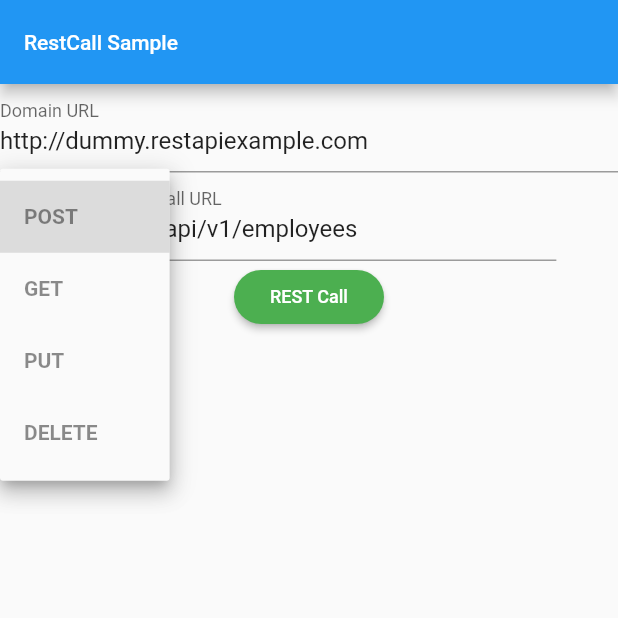
After one commit to baekhj/flutter_widget_sample, a Flutter app: the restCallSample screen opened directly, after a tap on "POST", on a phone screen of 412 x 824 dp, the top half of it. The commit adds this screen. Run offline on Flutter 3.47's test engine with Material 2 defaults, Android fonts, the phone set to English and light mode, and no system bars; our stand-ins replace flutter_secure_storage, toast, tuple; missing offline and left inert: encrypt; accounts and stored records are empty.

Commit message:
REST API Call Sample

```diff
--- /dev/null
+++ b/lib/SAMPLE/REST/restCallSample.dart
@@ -0,0 +1,157 @@
+import 'package:flutter/material.dart';
+import 'package:flutter_secure_storage/flutter_secure_storage.dart';
+import 'package:flutter_widget_sample/SAMPLE/BUTTON/buttonUtil.dart';
+import 'package:flutter_widget_sample/SAMPLE/REST/restCallUtil.dart';
+import 'package:toast/toast.dart';
+
+class restCallSample extends StatefulWidget {
+
+  final String title;
+  final Map<String, dynamic> data;
+
+  restCallSample({this.title, this.data});
+
+  @override
+  _restCallSampleState createState() => _restCallSampleState();
+}
+
+class _restCallSampleState extends State<restCallSample> {
+
+  final methodList = ["POST", "GET", "PUT", "DELETE"];
+  String methodStr;
+  String resultStr='';
+  TextEditingController domainCtr; //FieldController..
+  TextEditingController txtCtr; //FieldController..
+
+  @override
+  void initState() {
+    super.initState();
+    domainCtr = TextEditingController();
+    txtCtr = TextEditingController();
+    methodStr = methodList[0];
+
+    /*
+    SampleUrl
+    https://reqres.in/api/products
+    http://dummy.restapiexample.com/api/v1/employees  => 간헐적 429발생..요청이 많나봐..
+    */
+    domainCtr.text='http://dummy.restapiexample.com';
+    txtCtr.text = '/api/v1/employees';
+  }
+
+  @override
+  Widget build(BuildContext context) {
+    return Scaffold(
+      resizeToAvoidBottomInset: false,  //키보드 클릭시 overflowed 발생할때 넣어주면  키보드 올라와도 화면을 위로 올리지 않음
+      appBar: AppBar(
+        title: Text(
+          widget.title,
+          style: TextStyle(
+            fontSize: 14,
+          ),
+        ),
+      ),
+      body: Column(
+        children: [
+          TextField(
+            controller: domainCtr,
+            decoration: InputDecoration(labelText: "Domain URL"),
+          ),
+          Row(
+            children : [
+              Padding(padding: EdgeInsets.all(5)),
+              DropdownButton(
+                value: methodStr,
+                items: methodList.map((e) {
+                  return DropdownMenuItem(
+                    value: e,
+                    child:  Text(
+                      e,
+                      style: TextStyle(
+                        fontWeight: FontWeight.bold,
+                        fontSize: 14,
+                        color: Colors.black45,
+                      ),
+                    ),
+                  );
+                }).toList(),
+                onChanged: (value) {
+                  methodStr = value;
+                },
+                //hint: Text("dis!"),
+                disabledHint: Text('-'),
+                //style: Theme.of(context).textTheme.title,
+              ),
+              Padding(padding: EdgeInsets.all(10)),
+              SizedBox(
+                width: MediaQuery.of(context).size.width*0.65,
+                child: TextField(
+                  controller: txtCtr,
+                  decoration: InputDecoration(labelText: "Call URL"),
+                ),
+              ),
+            ]
+          ),
+          defaultBottomBtn("REST Call", 100, () async {
+            Map<String, Object> param = {
+            };
+            String domainUrl = domainCtr.text.toString();
+            if(domainUrl==''){
+              Toast.show('Domain URL을 입력해 주세요.', context, duration: 1, gravity: 1);
+              return false;
+            }
+            final storage = new FlutterSecureStorage(); //flutter_secure_storage 사용을 위한 초기화 작업
+            await storage.write(key: "domainUrl", value: domainUrl);
+
+            String url = txtCtr.text.toString();
+            if(url==''){
+              Toast.show('URL을 입력해 주세요.', context, duration: 1, gravity: 1);
+              return false;
+            }
+            doRestCallback(url, methodStr, param, context, true, (res){
+              resultStr = res.toString();
+              setState(() {});
+              if(res.dataType == "{}"){
+                Map<String, dynamic> resultData = res.data;
+                var keys = resultData.keys;
+                for(var i=0; i <keys.length; i++){
+                  print("\t"+ keys.elementAt(i)+" : "+resultData[keys.elementAt(i)].toString());
+                }
+              }else if(res.dataType == "[]"){
+                List<dynamic> resultData = res.data;
+                for(var i=0; i < resultData.length; i++){
+                  print("\t index"+i.toString()+" : "+resultData[i].toString());
+                }
+              }
+            });
+
+          }),
+          Container(
+            //height: double.infinity, //MediaQuery.of(context).size.height*0.5,
+            height: MediaQuery.of(context).size.height*0.65,
+            width: double.infinity,
+            padding: EdgeInsets.all(10),
+            child: SingleChildScrollView(
+              child: Column(
+                mainAxisAlignment: MainAxisAlignment.start,
+                crossAxisAlignment: CrossAxisAlignment.start,
+                children: [
+                  Text(
+                    "Result :",
+                    //overflow: TextOverflow.visible,
+                  ),
+                  Text(resultStr),
+                ],
+              ),
+            ),
+          )
+        ],
+      ),
+    );
+    /*return Container(
+      child: Image.network(
+          'http://kbbank-dev.arainhr.com/ImageDownload.do?savePath=arainFiles/112/cprPic//&saveFile=(6234)logo_arain.png&fileSeq=6234&seq=1&callType=pkg&saveType=F&random=133.5407751444122',
+      ),
+    );*/
+  }
+}
--- a/lib/SAMPLE/REST/restCallUtil.dart
+++ b/lib/SAMPLE/REST/restCallUtil.dart
@@ -10,7 +10,7 @@ import 'package:http/http.dart' as http;
 * 동기식으로 사용하려 할때 이용 ex) Result result = await doPost(domainUrl, srestUrl, param);
 * return Result / Result.data 안에 모든 리턴데이터 포함되어있음
 * */
-Future<Result> doPost(String url, Map<String, Object> param) async {
+Future<Result> doRest(String url, String method, Map<String, Object> param) async {
   final storage = new FlutterSecureStorage(); //flutter_secure_storage 사용을 위한 초기화 작업
   String domainUrl = await storage.read(key: "domainUrl");
   String at = await storage.read(key: "at");
@@ -26,13 +26,39 @@ Future<Result> doPost(String url, Map<String, Object> param) async {
       "Accept":"application/json"
     };
   }
-
-  http.Response response = await http.post(
+  var pr = '';
+  http.Response response;
+  if(method == 'POST'){
+    response = await http.post(
       //Uri.encodeFull(url),
         domainUrl+url,
         headers:headers,
         body:param
     );
+  }else if(method == 'GET'){
+    param.forEach((key, value) {
+      pr+=key+'='+value+'&';
+    });
+    response = await http.get(
+      //Uri.encodeFull(url),
+        domainUrl+url+ (pr==''?'':(url.contains('?')?'&'+pr:'?'+pr)),
+        headers:headers,
+    );
+  }else if(method == 'PUT'){
+    response = await http.put(
+      //Uri.encodeFull(url),
+        domainUrl+url,
+        headers:headers,
+        body:param
+    );
+  }else if(method == 'DELETE'){
+    response = await http.delete(
+      //Uri.encodeFull(url),
+        domainUrl+url+ (pr==''?'':(url.contains('?')?'&'+pr:'?'+pr)),
+        headers:headers,
+    );
+  }
+
   /*print('response.statusCode : ');
   print(response.statusCode);
   print('json.decode(response.body)');
@@ -78,7 +104,7 @@ Future<Result> doPost(String url, Map<String, Object> param) async {
           value: rert
       );
     }
-    return await doPost(url, param);
+    return await doRest(url, method, param);
   }
   return result;
 }
@@ -89,7 +115,7 @@ Future<Result> doPost(String url, Map<String, Object> param) async {
 * buildContext : 프로그래스바 생성을 위해 받음
 * Callback 함수 파라미터 : Result
 * */
-doPostCallback(String url, Map<String, Object> param, BuildContext context, bool ProgressWidgetAble, Function callback) async {
+doRestCallback(String url, String method, Map<String, Object> param, BuildContext context, bool ProgressWidgetAble, Function callback) async {
 
   bool _show = true;
   final storage = new FlutterSecureStorage(); //flutter_secure_storage 사용을 위한 초기화 작업
@@ -119,13 +145,13 @@ doPostCallback(String url, Map<String, Object> param, BuildContext context, bool
                   padding: EdgeInsets.all(0),
                   height: 50,
                   width: 30,
-                  decoration: BoxDecoration(
+                  /*decoration: BoxDecoration(
                     image: DecorationImage(
                       image: NetworkImage(
                         domainUrl+'/common/images/renewal/progressImg.png',
                       ),
                     ),
-                  ),
+                  ),*/
                   child: Center(
                       child:SizedBox(
                         child:
@@ -161,12 +187,38 @@ doPostCallback(String url, Map<String, Object> param, BuildContext context, bool
       "Accept":"application/json"
     };
   }
-  http.Response response = await http.post(
+  var pr = '';
+  http.Response response;
+  if(method == 'POST'){
+    response = await http.post(
       //Uri.encodeFull(url),
         domainUrl+url,
         headers:headers,
         body:param
     );
+  }else if(method == 'GET'){
+    param.forEach((key, value) {
+      pr+=key+'='+value+'&';
+    });
+    response = await http.get(
+      //Uri.encodeFull(url),
+      domainUrl+url+ (pr==''?'':(url.contains('?')?'&'+pr:'?'+pr)),
+      headers:headers,
+    );
+  }else if(method == 'PUT'){
+    response = await http.put(
+      //Uri.encodeFull(url),
+        domainUrl+url,
+        headers:headers,
+        body:param
+    );
+  }else if(method == 'DELETE'){
+    response = await http.delete(
+      //Uri.encodeFull(url),
+      domainUrl+url+ (pr==''?'':(url.contains('?')?'&'+pr:'?'+pr)),
+      headers:headers,
+    );
+  }
   Result result =  new Result();
   Map<String, dynamic> resultMap = json.decode(response.body);
   if(resultMap.containsKey("DATA")) {
@@ -211,7 +263,7 @@ doPostCallback(String url, Map<String, Object> param, BuildContext context, bool
           value: rert
       );
       print('재발급후 재조회!!!');
-      Result res = await doPost(url, param);
+      Result res = await doRest(url, method, param);
       if(ProgressWidgetAble == true) Navigator.pop(context);
       callback(res);
     }
--- a/lib/sampleList.dart
+++ b/lib/sampleList.dart
@@ -2,6 +2,7 @@ import 'package:flutter/material.dart';
 import 'package:flutter_widget_sample/SAMPLE/AES/aesScryptoJSSample.dart';
 import 'package:flutter_widget_sample/SAMPLE/DATEPICKER/datePickerSample.dart';
 import 'package:flutter_widget_sample/SAMPLE/DROPDOWN/dropdownSample.dart';
+import 'package:flutter_widget_sample/SAMPLE/REST/restCallSample.dart';
 import 'package:flutter_widget_sample/SAMPLE/STORAGE/flutterSecureStorageSample.dart';
 import 'package:flutter_widget_sample/SAMPLE/SWIPE/swipeSample_list.dart';
 import 'package:flutter_widget_sample/SAMPLE/TEXT/TextWidget.dart';
@@ -77,6 +78,10 @@ class _SampleListState extends State<SampleList> {
       RowData(
           info: 'FlutterSecureStorage Sample',
           widget: flutterSecureStorageSample(title: 'FlutterSecureStorage Sample')
+      ),
+      RowData(
+          info: 'RestCall Sample',
+          widget: restCallSample(title: 'RestCall Sample')
       ),
 
     ];
```
Lines whose indentation alone changed are shown as unchanged.
